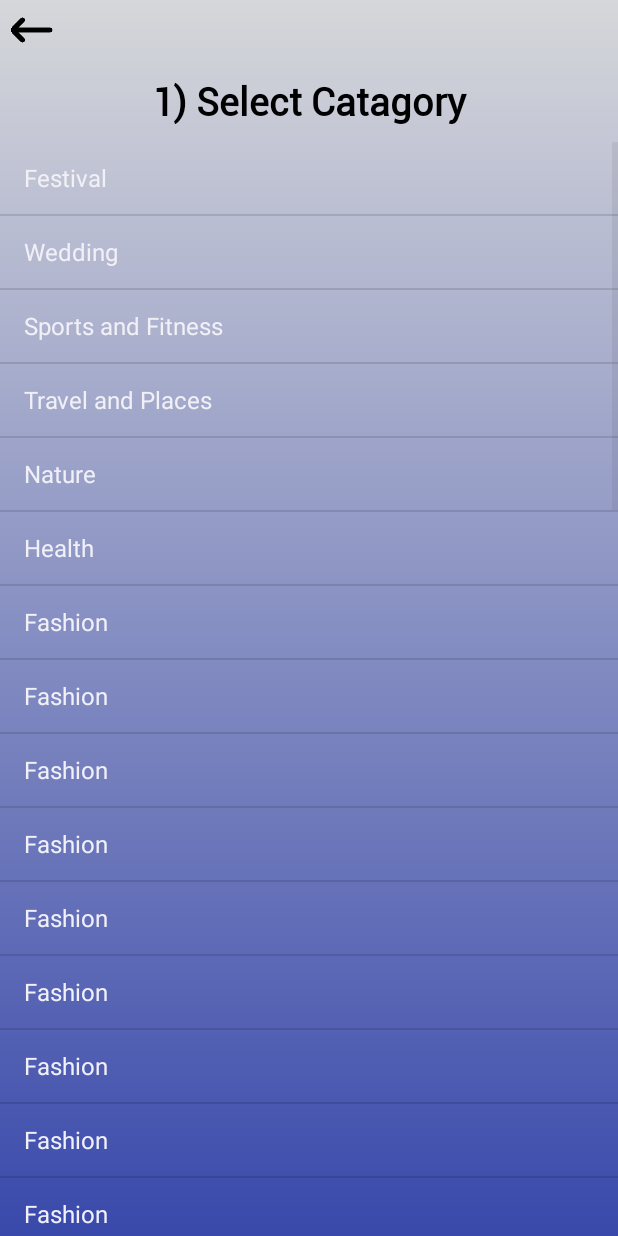
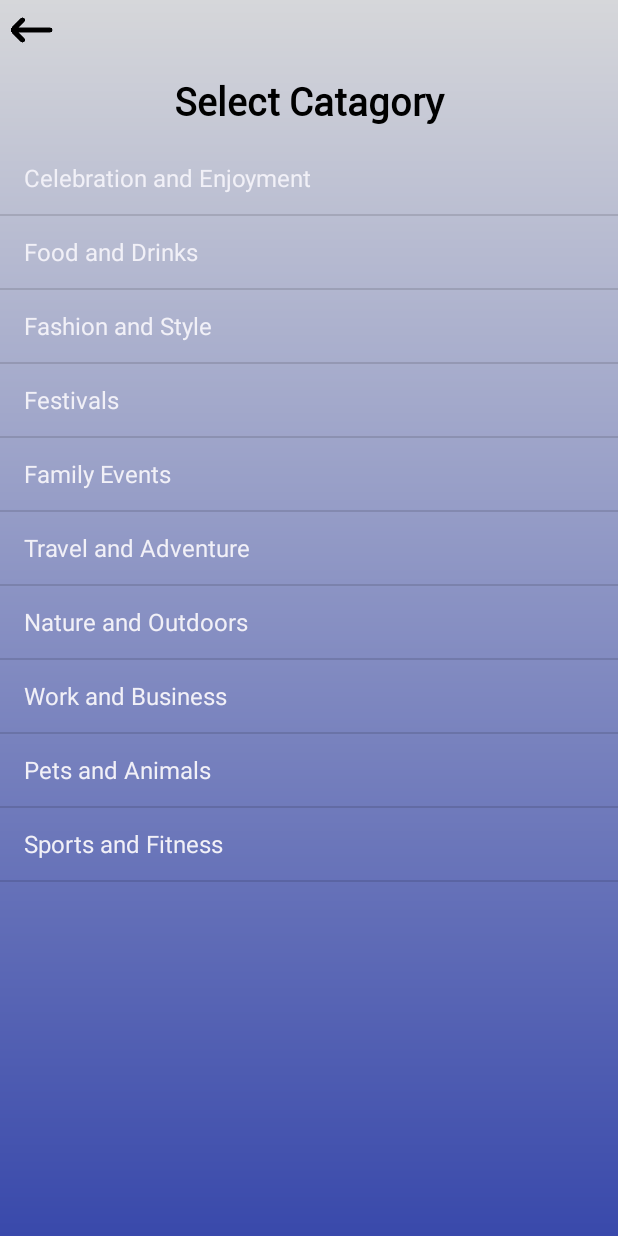
Before and after one commit to AkashKarkhal/mykoonba2, an Android app: the SelectCatagory screen opened directly, with no data from a screen before it, on a phone screen of 412 x 824 dp. Run offline under Robolectric (Android 15) with nearby library versions, the phone set to English and light mode, and no system bars.

Commit message:
add catogary list , handle fetch images , and sucess page closed after 2 sec , checking availability of groups before checking

```diff
--- a/app/src/main/java/com/example/mykoonba/SelectCatagory.java
+++ b/app/src/main/java/com/example/mykoonba/SelectCatagory.java
@@ -24,50 +24,16 @@ public class SelectCatagory extends AppCompatActivity {
         super.onCreate(savedInstanceState);
         setContentView(R.layout.activity_select_catagory);
         catagorylistview = findViewById(R.id.Catagorylistview);
-        catogarylist.add("Festival");
-        catogarylist.add("Wedding");
+        catogarylist.add("Celebration and Enjoyment");
+        catogarylist.add("Food and Drinks");
+        catogarylist.add("Fashion and Style");
+        catogarylist.add("Festivals");
+        catogarylist.add("Family Events");
+        catogarylist.add("Travel and Adventure");
+        catogarylist.add("Nature and Outdoors");
+        catogarylist.add("Work and Business");
+        catogarylist.add("Pets and Animals");
         catogarylist.add("Sports and Fitness");
-        catogarylist.add("Travel and Places");
-        catogarylist.add("Nature");
-        catogarylist.add("Health");
-        catogarylist.add("Fashion");
-        catogarylist.add("Fashion");
-        catogarylist.add("Fashion");
-        catogarylist.add("Fashion");
-        catogarylist.add("Fashion");
-        catogarylist.add("Fashion");
-        catogarylist.add("Fashion");
-        catogarylist.add("Fashion");
-        catogarylist.add("Fashion");
-        catogarylist.add("Fashion");
-        catogarylist.add("Fashion");
-        catogarylist.add("Fashion");
-        catogarylist.add("Fashion");
-        catogarylist.add("Fashion");
-        catogarylist.add("Fashion");
-        catogarylist.add("Fashion");
-        catogarylist.add("Fashion");
-        catogarylist.add("Fashion");
-        catogarylist.add("Fashion");
-        catogarylist.add("Fashion");
-        catogarylist.add("Fashion");
-        catogarylist.add("Fashion");
-        catogarylist.add("Fashion");
-        catogarylist.add("Fashion");
-        catogarylist.add("Fashion");
-        catogarylist.add("Fashion");
-        catogarylist.add("Fashion");
-        catogarylist.add("Fashion");
-        catogarylist.add("Fashion");
-        catogarylist.add("Fashion");
-        catogarylist.add("Fashion");
-        catogarylist.add("Fashion");
-        catogarylist.add("Fashion");
-        catogarylist.add("Fashion");
-        catogarylist.add("Fashion");
-        catogarylist.add("Fashion");
-        catogarylist.add("Fashion");
-        catogarylist.add("Fashion");
 
         ArrayAdapter adapter=new ArrayAdapter<>(getApplicationContext(), android.R.layout.simple_list_item_1,catogarylist);
        catagorylistview.setAdapter(adapter);
@@ -75,7 +41,9 @@ public class SelectCatagory extends AppCompatActivity {
        catagorylistview.setOnItemClickListener(new AdapterView.OnItemClickListener() {
            @Override
            public void onItemClick(AdapterView<?> adapterView, View view, int i, long l) {
-               startActivity(new Intent(getApplicationContext(), SelectMediafromstorage.class));
+               Intent intent=new Intent(getApplicationContext(), SelectMediafromstorage.class);
+               intent.putExtra("catagory",catogarylist.get(i).toString());
+               startActivity(intent);
            }
        });
 
--- a/app/src/main/res/layout/activity_select_catagory.xml
+++ b/app/src/main/res/layout/activity_select_catagory.xml
@@ -13,19 +13,22 @@
         android:background="@drawable/backward"
         android:id="@+id/Backkk"/>
 
-        <TextView
-            android:layout_width="match_parent"
-            android:layout_height="wrap_content"
-            android:text="1) Select Catagory"
-            android:backgroundTint="@color/white"
-            android:textSize="25sp"
-            android:textColor="@color/black"
-            android:fontFamily="@font/regular"
-            android:layout_below="@id/Backkk"
-            android:textStyle="bold"
-            android:gravity="center_horizontal"
-            android:id="@+id/SelectcatagoryNm"
-            android:layout_margin="10dp"/>
+    <TextView
+        android:id="@+id/SelectcatagoryNm"
+        android:layout_width="match_parent"
+        android:layout_height="wrap_content"
+        android:layout_below="@id/Backkk"
+        android:layout_marginStart="10dp"
+        android:layout_marginTop="10dp"
+        android:layout_marginEnd="10dp"
+        android:layout_marginBottom="10dp"
+        android:backgroundTint="@color/white"
+        android:fontFamily="@font/regular"
+        android:gravity="center_horizontal"
+        android:text="Select Catagory"
+        android:textColor="@color/black"
+        android:textSize="25sp"
+        android:textStyle="bold" />
 
   <ListView
       android:layout_width="match_parent"
```
Also changed, not shown: app/src/main/java/com/example/mykoonba/SelectMediafromstorage.java (+22 -2 lines), app/src/main/java/com/example/mykoonba/dsucessmedia.java (+10 -4 lines), app/src/main/java/com/example/mykoonba/sucesslastpage.java (+17 -0 lines), app/src/main/res/layout/activity_select_mediafromstorage.xml (+9 -7 lines).
